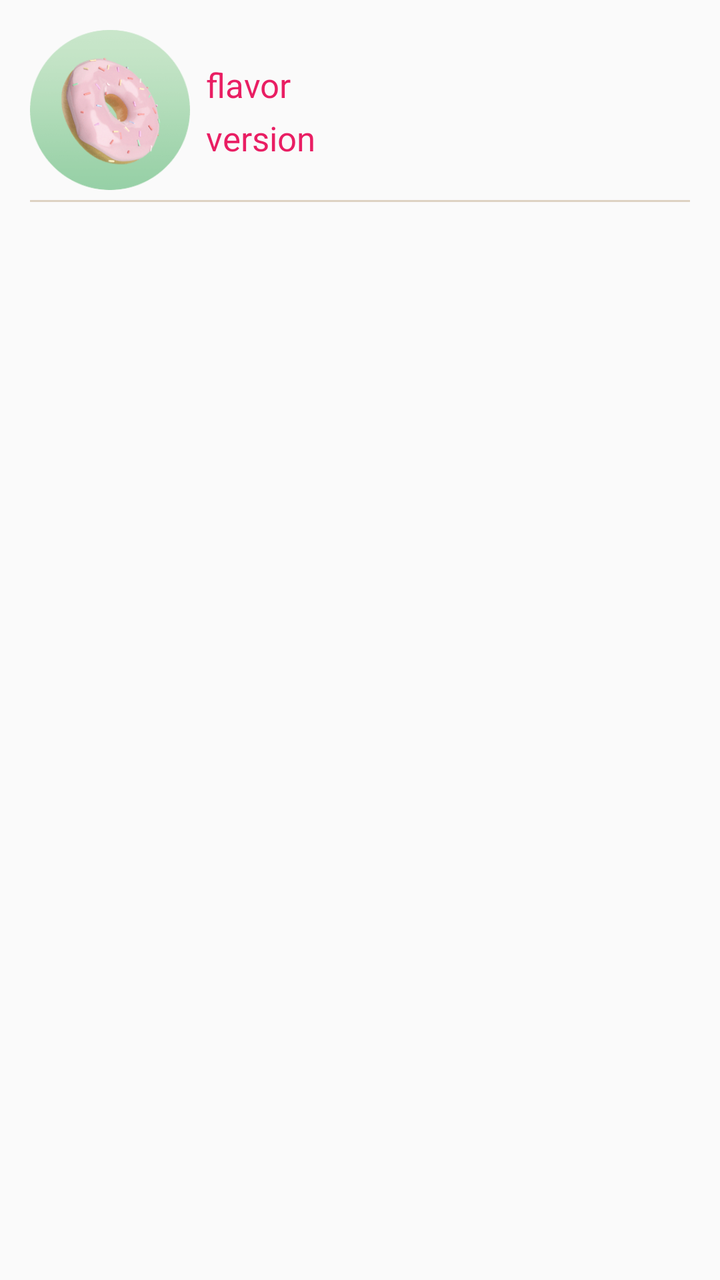
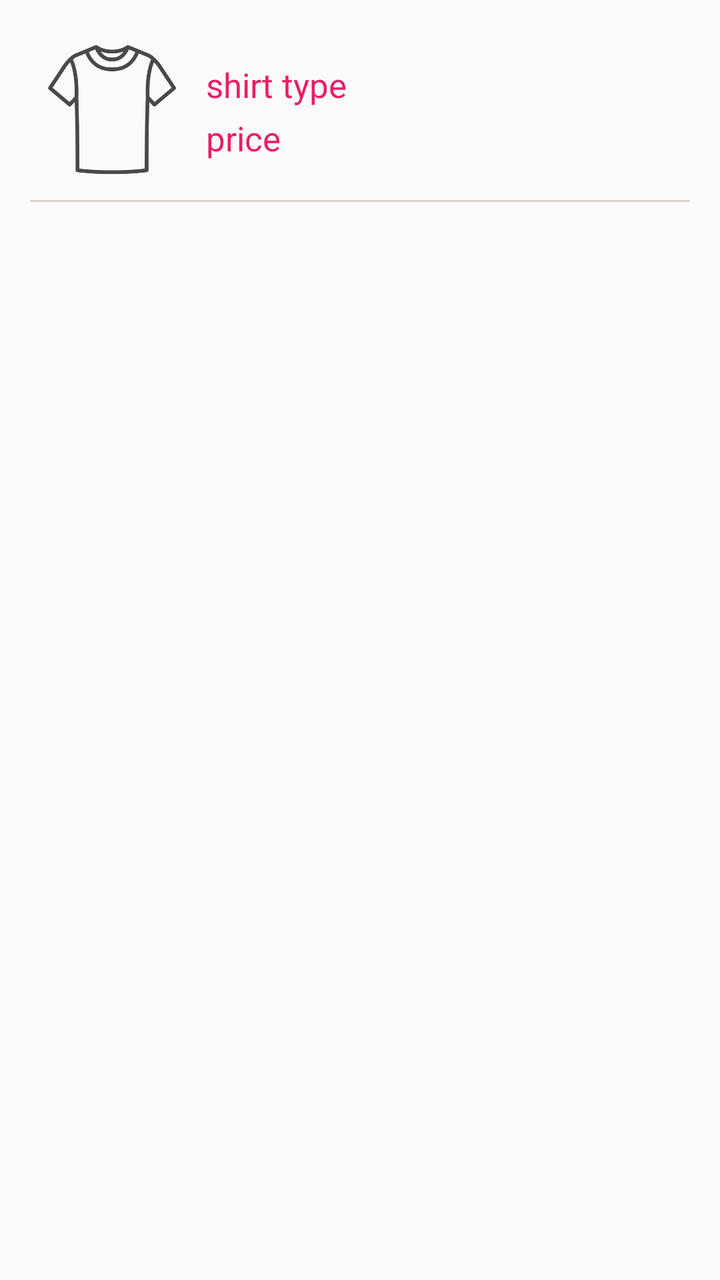

Compare the two renders of this Android layout. The source of the first and the diff that turns it into the second are given below.
<!-- AndroidManifest.xml: application theme AppTheme -->
<!-- res/layout/recycler_list_item.xml -->
<?xml version="1.0" encoding="utf-8"?>
<RelativeLayout xmlns:android="http://schemas.android.com/apk/res/android"
    android:layout_width="match_parent" android:layout_height="wrap_content"
    android:padding="15dp"
    android:id="@+id/listItemLayout">

    <ImageView
        android:id="@+id/imageItem"
        android:layout_width="80dp"
        android:layout_height="80dp"
        android:src="@drawable/donut"
        android:contentDescription="@string/images_desc" />

    <TextView
        android:id="@+id/flavorText"
        android:layout_width="wrap_content"
        android:layout_height="wrap_content"
        android:layout_alignParentTop="true"
        android:layout_marginStart="8dp"
        android:layout_marginTop="16dp"
        android:layout_marginEnd="18dp"
        android:layout_toEndOf="@+id/imageItem"
        android:text="@string/plc_flavor"
        android:textColor="@color/TabText"
        android:textSize="17sp" />

    <TextView
        android:id="@+id/flavorVers"
        android:layout_width="wrap_content"
        android:layout_height="wrap_content"
        android:layout_below="@+id/flavorText"
        android:layout_marginStart="8dp"
        android:layout_marginTop="4dp"
        android:layout_marginEnd="18dp"
        android:layout_toEndOf="@+id/imageItem"
        android:text="@string/plc_version"
        android:textColor="@color/TabText"
        android:textSize="17sp" />

    <ImageView
        android:layout_width="match_parent"
        android:layout_height="1dp"
        android:layout_below="@+id/imageItem"
        android:layout_marginTop="5dp"
        android:background="@color/border_shade"
        android:contentDescription="@string/border" />

</RelativeLayout>
<!-- resources referenced by this layout -->
<resources>
  <color name="TabText">#E91E63</color>
  <color name="border_shade">#39794902</color>
  <!-- drawable donut: png bitmap (drawable, 15189 bytes) -->
  <string name="border">border</string>
  <string name="images_desc">Flavors Images</string>
  <string name="plc_flavor">flavor</string>
  <string name="plc_version">version</string>
  <style name="AppTheme" parent="Theme.AppCompat.Light.NoActionBar">
          
          <item name="colorPrimary">@color/colorPrimary</item>
          <item name="colorPrimaryDark">@color/colorPrimaryDark</item>
          <item name="colorAccent">@color/colorAccent</item>
      </style>
  <color name="colorPrimary">#FF5733</color>
  <color name="colorPrimaryDark">#BD7100</color>
  <color name="colorAccent">#FFFFFF</color>
</resources>

<!-- the commit's change to res/layout/recycler_list_item.xml (unified diff, before → after) -->
@@ -8,11 +8,11 @@
         android:id="@+id/imageItem"
         android:layout_width="80dp"
         android:layout_height="80dp"
-        android:src="@drawable/donut"
+        android:src="@drawable/t_shirt"
         android:contentDescription="@string/images_desc" />
 
     <TextView
-        android:id="@+id/flavorText"
+        android:id="@+id/shirtText"
         android:layout_width="wrap_content"
         android:layout_height="wrap_content"
         android:layout_alignParentTop="true"
@@ -20,20 +20,20 @@
         android:layout_marginTop="16dp"
         android:layout_marginEnd="18dp"
         android:layout_toEndOf="@+id/imageItem"
-        android:text="@string/plc_flavor"
+        android:text="@string/plc_shirt_type"
         android:textColor="@color/TabText"
         android:textSize="17sp" />
 
     <TextView
-        android:id="@+id/flavorVers"
+        android:id="@+id/shirtPrice"
         android:layout_width="wrap_content"
         android:layout_height="wrap_content"
-        android:layout_below="@+id/flavorText"
+        android:layout_below="@+id/shirtText"
         android:layout_marginStart="8dp"
         android:layout_marginTop="4dp"
         android:layout_marginEnd="18dp"
         android:layout_toEndOf="@+id/imageItem"
-        android:text="@string/plc_version"
+        android:text="@string/plc_shirt_price"
         android:textColor="@color/TabText"
         android:textSize="17sp" />
 
<!-- resource entries referenced after the edit -->
@@ -2,11 +2,11 @@
 <resources>
   <color name="TabText">#E91E63</color>
   <color name="border_shade">#39794902</color>
-  <!-- drawable donut: png bitmap (drawable, 15189 bytes) -->
+  <!-- drawable t_shirt: png bitmap (drawable, 17277 bytes) -->
   <string name="border">border</string>
   <string name="images_desc">Flavors Images</string>
-  <string name="plc_flavor">flavor</string>
-  <string name="plc_version">version</string>
+  <string name="plc_shirt_price">price</string>
+  <string name="plc_shirt_type">shirt type</string>
   <style name="AppTheme" parent="Theme.AppCompat.Light.NoActionBar">
           
           <item name="colorPrimary">@color/colorPrimary</item>
